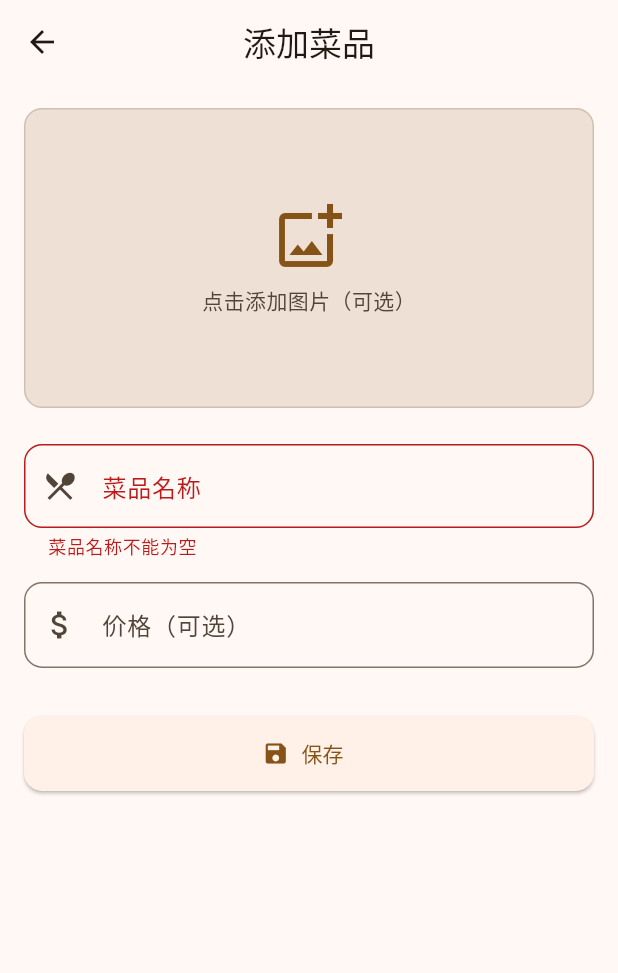
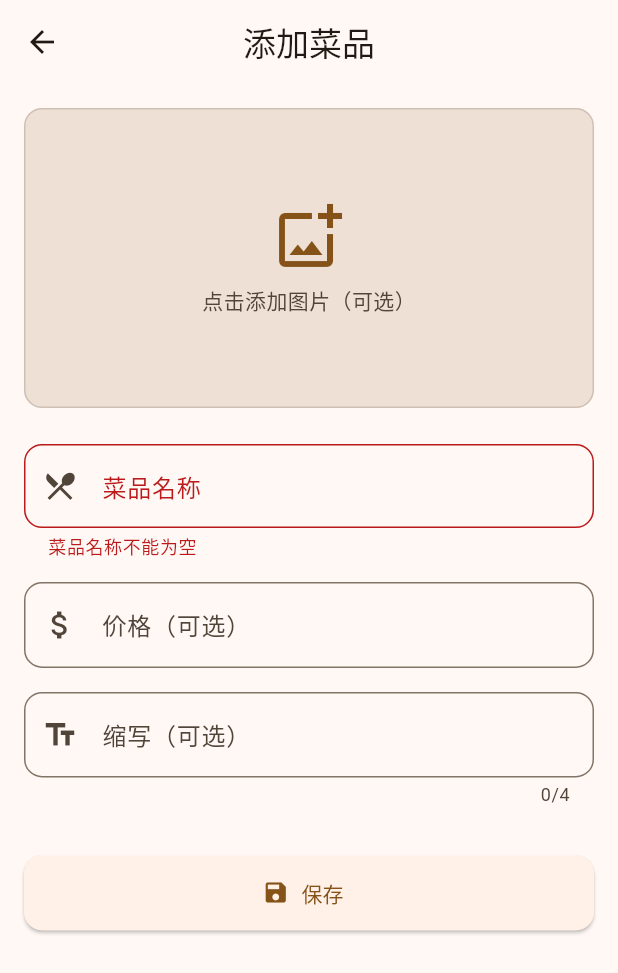
Before and after one commit to wintermorn1ng/receipt-printing, a Flutter app: the DishEditScreen screen opened directly, after a tap on "保存", on a phone screen of 412 x 824 dp. Shown: the top 973 px of the screen. Run offline on Flutter 3.47's test engine with Material 3 defaults, Android fonts, the phone set to English and light mode, and no system bars; our stand-ins replace image_picker, shared_preferences, sqflite; missing offline and left inert: bluetooth_print_plus, charset_converter; accounts and stored records are empty.

Commit message:
feat: 菜单项支持缩写设置，默认为菜单名第一个字，可自定义
- Dish 模型新增 abbreviation 字段和 effectiveAbbreviation getter
- 数据库 dishes 表新增 abbreviation 列，版本升至 2
- 编辑页面新增缩写输入框（最多 4 字符，可选）
- 无图片时网格项显示缩写大字取代原来的图标占位

```diff
--- a/lib/models/dish.dart
+++ b/lib/models/dish.dart
@@ -9,6 +9,7 @@ class Dish {
   final String name; // 必填
   final double? price; // 可选
   final String? imagePath; // 可选
+  final String? abbreviation; // 缩写，默认取 name 第一个字
   final int sortOrder; // 排序，默认0
   final DateTime createdAt;
   final DateTime updatedAt;
@@ -18,6 +19,7 @@ class Dish {
     required this.name,
     this.price,
     this.imagePath,
+    this.abbreviation,
     this.sortOrder = 0,
     required this.createdAt,
     required this.updatedAt,
@@ -32,6 +34,7 @@ class Dish {
       name: json['name'] as String,
       price: json['price'] != null ? (json['price'] as num).toDouble() : null,
       imagePath: json['image_path'] as String?,
+      abbreviation: json['abbreviation'] as String?,
       sortOrder: json['sort_order'] as int? ?? 0,
       createdAt: DateTime.fromMillisecondsSinceEpoch(json['created_at'] as int),
       updatedAt: DateTime.fromMillisecondsSinceEpoch(json['updated_at'] as int),
@@ -47,6 +50,7 @@ class Dish {
       'name': name,
       'price': price,
       'image_path': imagePath,
+      'abbreviation': abbreviation,
       'sort_order': sortOrder,
       'created_at': createdAt.millisecondsSinceEpoch,
       'updated_at': updatedAt.millisecondsSinceEpoch,
@@ -61,6 +65,7 @@ class Dish {
     String? name,
     Value<double?>? price,
     Value<String?>? imagePath,
+    Value<String?>? abbreviation,
     int? sortOrder,
     DateTime? createdAt,
     DateTime? updatedAt,
@@ -70,10 +75,22 @@ class Dish {
       name: name ?? this.name,
       price: price != null ? price.value : this.price,
       imagePath: imagePath != null ? imagePath.value : this.imagePath,
+      abbreviation: abbreviation != null ? abbreviation.value : this.abbreviation,
       sortOrder: sortOrder ?? this.sortOrder,
       createdAt: createdAt ?? this.createdAt,
       updatedAt: updatedAt ?? this.updatedAt,
     );
+  }
+
+  /// 获取有效缩写：如果设置了 abbreviation 则返回，否则返回 name 的第一个字
+  String get effectiveAbbreviation {
+    if (abbreviation != null && abbreviation!.isNotEmpty) {
+      return abbreviation!;
+    }
+    if (name.isNotEmpty) {
+      return String.fromCharCode(name.runes.first);
+    }
+    return '?';
   }
 
   @override
@@ -85,17 +102,19 @@ class Dish {
           name == other.name &&
           price == other.price &&
           imagePath == other.imagePath &&
+          abbreviation == other.abbreviation &&
           sortOrder == other.sortOrder &&
           createdAt == other.createdAt &&
           updatedAt == other.updatedAt;
 
   @override
   int get hashCode =>
-      Object.hash(id, name, price, imagePath, sortOrder, createdAt, updatedAt);
+      Object.hash(id, name, price, imagePath, abbreviation, sortOrder, createdAt, updatedAt);
 
   @override
   String toString() {
     return 'Dish(id: $id, name: $name, price: $price, imagePath: $imagePath, '
+        'abbreviation: $abbreviation, '
         'sortOrder: $sortOrder, createdAt: $createdAt, updatedAt: $updatedAt)';
   }
 }
--- a/lib/providers/menu_provider.dart
+++ b/lib/providers/menu_provider.dart
@@ -47,11 +47,12 @@ class MenuProvider extends ChangeNotifier {
     required String name,
     double? price,
     String? imagePath,
+    String? abbreviation,
   }) async {
     _clearError();
 
     try {
-      final dish = await _menuService.addDish(name, price, imagePath);
+      final dish = await _menuService.addDish(name, price, imagePath, abbreviation);
       _dishes.add(dish);
       notifyListeners();
     } catch (e) {
--- a/lib/screens/dish_edit_screen.dart
+++ b/lib/screens/dish_edit_screen.dart
@@ -27,6 +27,7 @@ class _DishEditScreenState extends State<DishEditScreen> {
   final _formKey = GlobalKey<FormState>();
   final _nameController = TextEditingController();
   final _priceController = TextEditingController();
+  final _abbreviationController = TextEditingController();
   String? _imagePath;
   bool _isSaving = false;
 
@@ -44,6 +45,7 @@ class _DishEditScreenState extends State<DishEditScreen> {
             ? price.toInt().toString()
             : price.toString();
       }
+      _abbreviationController.text = widget.dish!.abbreviation ?? '';
       _imagePath = widget.dish!.imagePath;
     }
   }
@@ -52,6 +54,7 @@ class _DishEditScreenState extends State<DishEditScreen> {
   void dispose() {
     _nameController.dispose();
     _priceController.dispose();
+    _abbreviationController.dispose();
     super.dispose();
   }
 
@@ -74,6 +77,9 @@ class _DishEditScreenState extends State<DishEditScreen> {
             const SizedBox(height: 16),
             // 价格输入
             _buildPriceField(),
+            const SizedBox(height: 16),
+            // 缩写输入
+            _buildAbbreviationField(),
             const SizedBox(height: 32),
             // 保存按钮
             _buildSaveButton(),
@@ -177,6 +183,23 @@ class _DishEditScreenState extends State<DishEditScreen> {
     );
   }
 
+  /// 构建缩写输入字段
+  Widget _buildAbbreviationField() {
+    return TextFormField(
+      controller: _abbreviationController,
+      decoration: InputDecoration(
+        labelText: '缩写（可选）',
+        hintText: '默认取菜单名第一个字，如"牛"',
+        prefixIcon: const Icon(Icons.text_fields),
+        border: OutlineInputBorder(
+          borderRadius: BorderRadius.circular(12),
+        ),
+      ),
+      maxLength: 4,
+      textInputAction: TextInputAction.done,
+    );
+  }
+
   /// 构建保存按钮
   Widget _buildSaveButton() {
     return ElevatedButton.icon(
@@ -232,6 +255,8 @@ class _DishEditScreenState extends State<DishEditScreen> {
       final name = _nameController.text.trim();
       final priceText = _priceController.text.trim();
       final price = priceText.isEmpty ? null : double.parse(priceText);
+      final abbreviationText = _abbreviationController.text.trim();
+      final abbreviation = abbreviationText.isEmpty ? null : abbreviationText;
 
       final menuProvider = context.read<MenuProvider>();
 
@@ -241,6 +266,7 @@ class _DishEditScreenState extends State<DishEditScreen> {
           name: name,
           price: Value(price),
           imagePath: Value(_imagePath),
+          abbreviation: Value(abbreviation),
         );
         await menuProvider.updateDish(updatedDish);
       } else {
@@ -249,6 +275,7 @@ class _DishEditScreenState extends State<DishEditScreen> {
           name: name,
           price: price,
           imagePath: _imagePath,
+          abbreviation: abbreviation,
         );
       }
 
--- a/lib/services/menu_service.dart
+++ b/lib/services/menu_service.dart
@@ -22,7 +22,7 @@ class MenuService {
   /// [imagePath] 图片路径（可选）
   ///
   /// 抛出 [ArgumentError] 当名称为空时
-  Future<Dish> addDish(String name, double? price, String? imagePath) async {
+  Future<Dish> addDish(String name, double? price, String? imagePath, [String? abbreviation]) async {
     if (name.trim().isEmpty) {
       throw ArgumentError('菜品名称不能为空');
     }
@@ -32,6 +32,7 @@ class MenuService {
       name: name.trim(),
       price: price,
       imagePath: imagePath,
+      abbreviation: abbreviation,
       createdAt: now,
       updatedAt: now,
     );
```
Also changed, not shown: lib/database/database_helper.dart (+4 -4 lines), lib/widgets/dish_grid_item.dart (+8 -4 lines), 7 other files.
